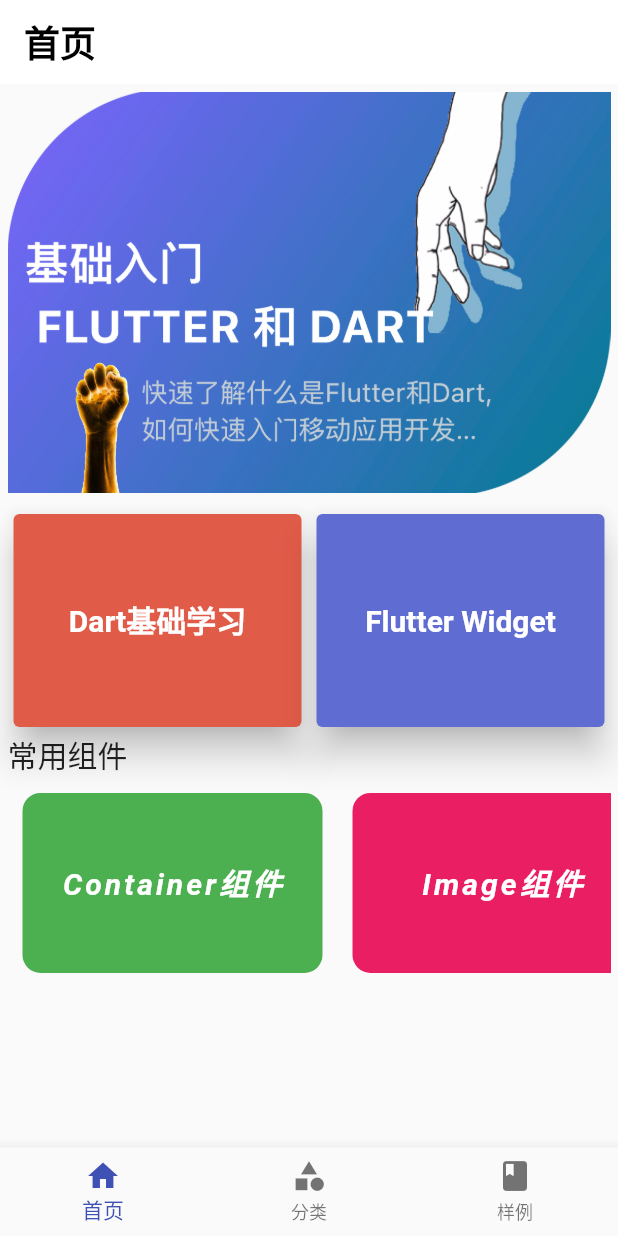
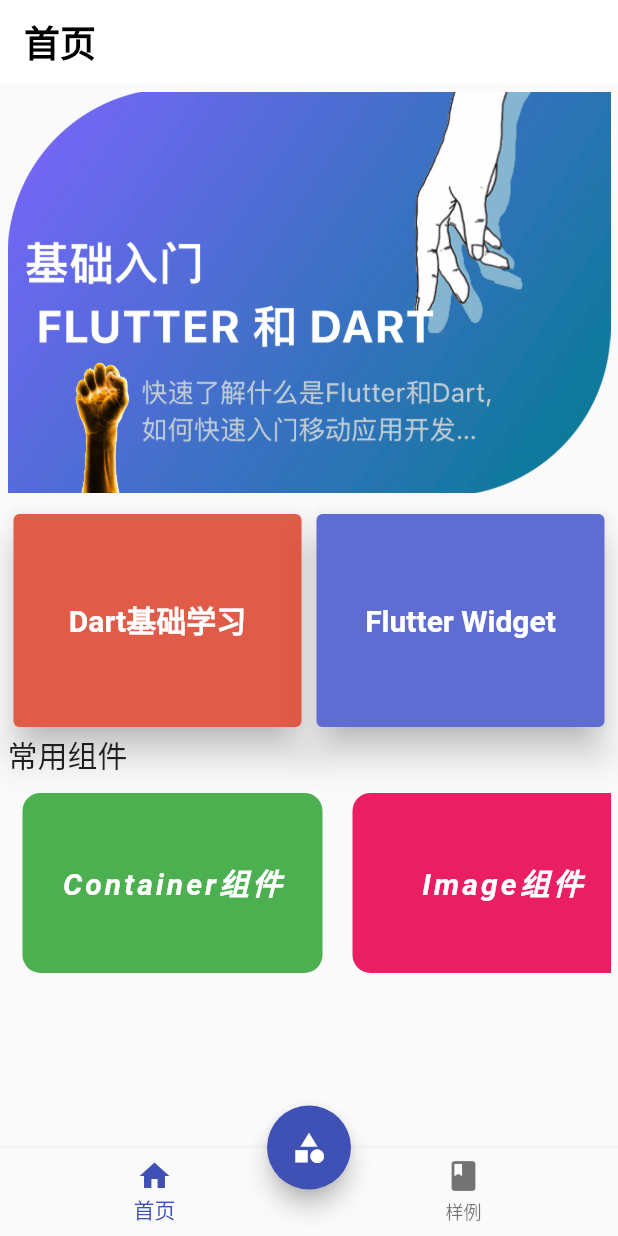
Before and after one commit to mqxu/flutter_learning, a Flutter app: the screen it shows after launch, on a phone screen of 412 x 824 dp. Run offline on Flutter 3.47's test engine with Material 2 defaults, Android fonts, the phone set to English and light mode, and no system bars; our stand-ins replace community_material_icon, google_fonts.

Commit message:
feat: 底部导航Docker居中

```diff
--- a/flutter_demo/lib/bottom/index.dart
+++ b/flutter_demo/lib/bottom/index.dart
@@ -1,5 +1,4 @@
 import 'package:flutter/material.dart';
-import 'package:flutter_demo/bottom/category_page.dart';
 import 'package:flutter_demo/bottom/home_page.dart';
 import 'package:flutter_demo/bottom/sample_page.dart';
 
@@ -16,15 +15,22 @@ class _IndexState extends State<Index> {
   @override
   Widget build(BuildContext context) {
     return Scaffold(
+      backgroundColor: Colors.purple.withAlpha(22),
+      floatingActionButton: FloatingActionButton(
+        onPressed: () => {Navigator.pushNamed(context, '/category')},
+        child: const Icon(Icons.category),
+      ),
+      floatingActionButtonLocation: FloatingActionButtonLocation.centerDocked,
       body: IndexedStack(
         index: _currentIndex,
         children: const [
           HomePage(),
-          CategoryPage(),
+          // CategoryPage(),
           SamplePage(),
         ],
       ),
       bottomNavigationBar: BottomNavigationBar(
+        elevation: 3,
         currentIndex: _currentIndex,
         items: const [
           BottomNavigationBarItem(
@@ -32,12 +38,6 @@ class _IndexState extends State<Index> {
               Icons.home,
             ),
             label: '首页',
-            ),
-            BottomNavigationBarItem(
-              icon: Icon(
-                Icons.category,
-              ),
-              label: '分类',
           ),
           BottomNavigationBarItem(
             icon: Icon(
@@ -50,7 +50,8 @@ class _IndexState extends State<Index> {
           setState(() {
             _currentIndex = index;
           });
-          }),
+        },
+      ),
     );
   }
 }
--- a/flutter_demo/lib/common/routes.dart
+++ b/flutter_demo/lib/common/routes.dart
@@ -1,5 +1,7 @@
 import 'package:flutter/material.dart';
+import 'package:flutter_demo/bottom/category_page.dart';
 import 'package:flutter_demo/bottom/index.dart';
+import 'package:flutter_demo/bottom/sample_page.dart';
 import 'package:flutter_demo/sample/plant_shop.dart';
 import 'package:flutter_demo/sample/timeline_page.dart';
 import 'package:flutter_demo/widget/stateful/image_widget.dart';
@@ -36,6 +38,8 @@ import 'package:flutter_demo/widget/stateless/visiblity_widget.dart';
 
 Map<String, Widget Function(BuildContext)> routes = {
   '/index': (context) => const Index(),
+  '/category': (context) => const CategoryPage(),
+  '/sample': (context) => const SamplePage(),
   // 无状态组件导航
   '/container': (context) => const ContainerWidget(),
   '/text': (context) => const TextWidget(),
```
Lines whose indentation alone changed are shown as unchanged.
